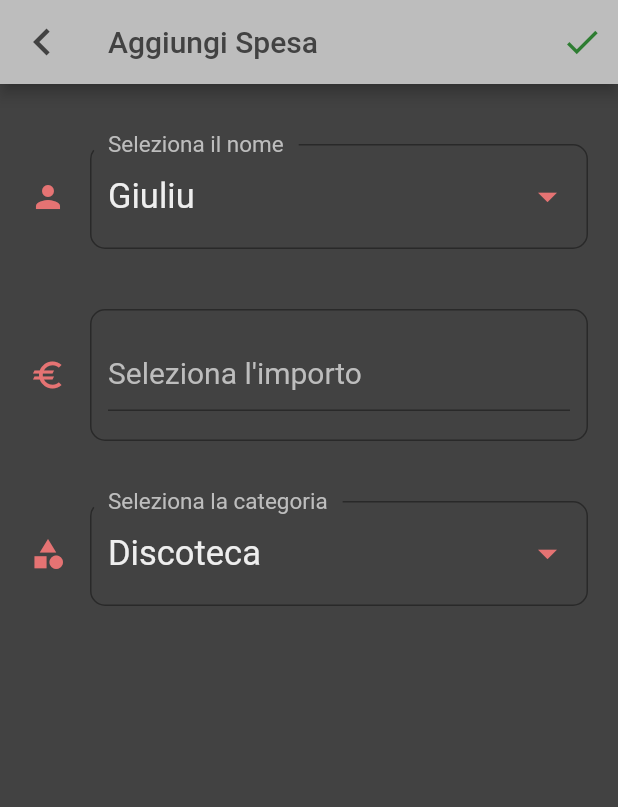
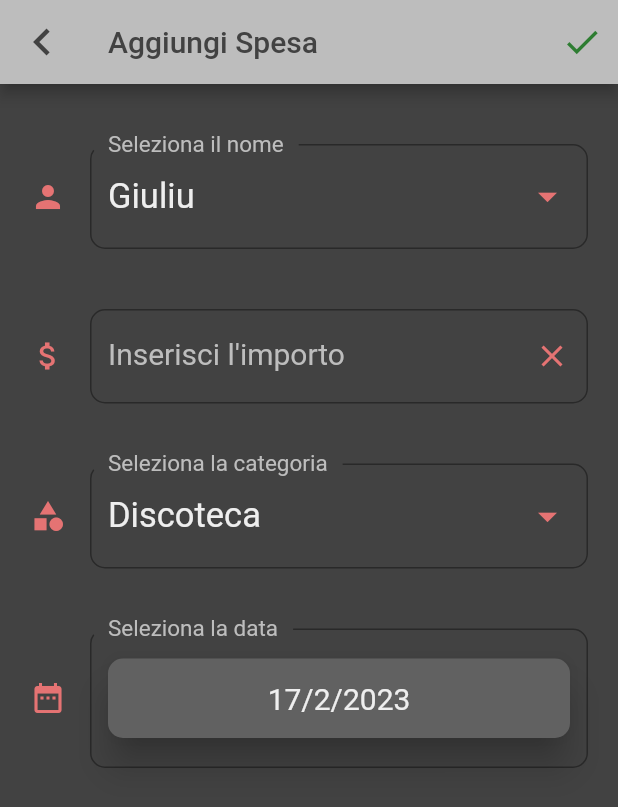
Before and after one commit to giumanuz/appspese, a Flutter app: the AddExpenseScreen screen opened by its route, on a phone screen of 412 x 824 dp. Shown: the top 807 px of the screen. Run offline on Flutter 3.47's test engine with Material 2 defaults, Android fonts, the phone set to English and light mode, and no system bars; missing offline and left inert: spinner_date_time_picker; Roboto replaces fonts that are missing (Oxygen-Regular).

Commit message:
fino a data ok

```diff
--- a/lib/pages/home/home_page.dart
+++ b/lib/pages/home/home_page.dart
@@ -16,7 +16,7 @@ class _HomePageState extends State<HomePage> {
   @override
   Widget build(BuildContext context) {
     return Column(children: [
-      TitlePageWidget('Bilancio'),
+      const TitlePageWidget('Bilancio'),
       buildPeopleList(),
       const SizedBox(
         height: 20,
--- a/lib/screens/add_expense_screen.dart
+++ b/lib/screens/add_expense_screen.dart
@@ -2,6 +2,8 @@ import 'package:appspese/common/constants.dart';
 import 'package:flutter/material.dart';
 import 'package:appspese/common/drop_down_box.dart';
 import 'package:appspese/common/personalCard.dart';
+import 'package:spinner_date_time_picker/spinner_date_time_picker.dart';
+import 'package:intl/intl.dart';
 
 class AddExpenseScreen extends StatefulWidget {
   const AddExpenseScreen({Key? key}) : super(key: key);
@@ -12,11 +14,16 @@ class AddExpenseScreen extends StatefulWidget {
 
 class _AddExpenseScreenState extends State<AddExpenseScreen> {
   String choosedFrom = esempioCards[0].name;
+  final amountString = TextEditingController();
   int amount = 0;
   String category = 'Discoteca';
+  String data = '';
+  DateTime today = DateTime.now();
 
   @override
   Widget build(BuildContext context) {
+    data = '${today.day}/${today.month}/${today.year}';
+
     return Scaffold(
       backgroundColor: Colors.grey[800],
       appBar: AppBar(
@@ -115,41 +122,7 @@ class _AddExpenseScreenState extends State<AddExpenseScreen> {
                 },
               ),
               const SizedBox(height: 40.0),
-              FormField(
-                builder: (FormFieldState state) {
-                  return InputDecorator(
-                    decoration: InputDecoration(
-                      labelText: "Seleziona l'importo",
-                      labelStyle: TextStyle(
-                        color: Colors.grey[400],
-                        fontFamily: 'Oxygen-Regular',
-                        fontSize: 20.0,
-                      ),
-                      icon: const Icon(Icons.euro, color: Color(0xFFE57373)),
-                      border: OutlineInputBorder(
-                        borderSide: BorderSide(color: Colors.grey[400]!),
-                        gapPadding: 10.0,
-                        borderRadius: BorderRadius.circular(10.0),
-                      ),
-                    ),
-                    isEmpty: amount == 0,
-                    child: TextFormField(
-                      keyboardType: TextInputType.number,
-                      onSaved: (String? value) {
-                        String valueWithoutDot = value!.replaceAll('.', '');
-                        valueWithoutDot = valueWithoutDot.replaceAll(',', '');
-                        amount = int.parse(valueWithoutDot);
-                      },
-                      validator: (String? value) {
-                        if (value == null || value.isEmpty) {
-                          return 'Inserisci un importo';
-                        }
-                        return null;
-                      },
-                    ),
-                  );
-                },
-              ),
+              addImportBox(),
               const SizedBox(height: 40.0),
               FormField(
                 builder: (FormFieldState state) {
@@ -207,10 +180,143 @@ class _AddExpenseScreenState extends State<AddExpenseScreen> {
                   );
                 },
               ),
+              const SizedBox(height: 40.0),
+              selectDateBox(context),
+              const SizedBox(height: 40.0),
             ],
           ),
         ),
       ),
     );
   }
+
+  FormField<dynamic> selectDateBox(BuildContext context) {
+    return FormField(
+      builder: (FormFieldState state) {
+        return InputDecorator(
+          decoration: InputDecoration(
+            labelText: 'Seleziona la data',
+            labelStyle: TextStyle(
+              color: Colors.grey[400],
+              fontFamily: 'Oxygen-Regular',
+              fontSize: 20.0,
+            ),
+            icon: const Icon(Icons.date_range, color: Color(0xFFE57373)),
+            border: OutlineInputBorder(
+              borderSide: BorderSide(color: Colors.grey[400]!),
+              gapPadding: 10.0,
+              borderRadius: BorderRadius.circular(10.0),
+            ),
+          ),
+          isEmpty: data == '',
+          child: ElevatedButton(
+            style: ElevatedButton.styleFrom(
+              alignment: Alignment.center,
+              backgroundColor: Colors.grey[700],
+              animationDuration: const Duration(milliseconds: 500),
+              elevation: 10.0,
+              foregroundColor: Colors.grey[200],
+              padding:
+                  const EdgeInsets.symmetric(horizontal: 20.0, vertical: 15.0),
+              textStyle: const TextStyle(
+                fontSize: 20.0,
+                fontFamily: 'Oxygen-Regular',
+              ),
+              shape: RoundedRectangleBorder(
+                borderRadius: BorderRadius.circular(10.0),
+              ),
+            ),
+            onPressed: () {
+              showDialog(
+                  context: context,
+                  builder: (context) {
+                    return Dialog(
+                      backgroundColor: Colors.grey[400],
+                      elevation: 10.0,
+                      shape: RoundedRectangleBorder(
+                        borderRadius: BorderRadius.circular(12.0),
+                      ),
+                      clipBehavior: Clip.antiAliasWithSaveLayer,
+                      insetAnimationCurve: Curves.bounceIn,
+                      insetPadding: const EdgeInsets.symmetric(vertical: 20.0),
+                      shadowColor: Colors.grey[800],
+                      child: SpinnerDateTimePicker(
+                        minimumDate: DateTime(today.year - 100, 12, 31),
+                        initialDateTime: DateTime.now(),
+                        maximumDate: DateTime.now(),
+                        didSetTime: (DateTime dateChoosen) {
+                          String giorno = dateChoosen.day.toString();
+                          String mese = dateChoosen.month.toString();
+                          String anno = dateChoosen.year.toString();
+                          setState(() {
+                            data = '$giorno/$mese/$anno';
+                            //TODO: chiedere a Valerio se e' possibile cambaire i tasti dello Spinner e come si salva la data
+                          });
+                        },
+                      ),
+                    );
+                  });
+            },
+            child: Text(data),
+          ),
+        );
+      },
+    );
+  }
+
+  TextFormField addImportBox() {
+    return TextFormField(
+      style: TextStyle(
+        color: Colors.grey[200],
+        fontFamily: 'Oxygen-Regular',
+        fontSize: 20.0,
+      ),
+      controller: amountString,
+      decoration: InputDecoration(
+        suffixIcon: IconButton(
+          onPressed: () {
+            amountString.clear();
+          },
+          icon: const Icon(Icons.clear),
+          color: Color(0xFFE57373),
+        ),
+        labelText: 'Inserisci l\'importo',
+        labelStyle: TextStyle(
+          color: Colors.grey[400],
+          fontFamily: 'Oxygen-Regular',
+          fontSize: 20.0,
+        ),
+        icon: const Icon(Icons.attach_money, color: Color(0xFFE57373)),
+        border: OutlineInputBorder(
+          borderSide: BorderSide(color: Colors.grey[400]!),
+          gapPadding: 10.0,
+          borderRadius: BorderRadius.circular(10.0),
+        ),
+      ),
+      keyboardType: TextInputType.number,
+      onSaved: (String? value) {
+        int count = 0;
+        for (int i = 0; i < value!.length; i++) {
+          if (value[i] == '.' || value[i] == ',') {
+            count = value.length - i - 1;
+            break;
+          }
+        }
+        String valueWithoutDot = value!.replaceAll('.', '');
+        valueWithoutDot = valueWithoutDot.replaceAll(',', '');
+        amount = int.parse(valueWithoutDot);
+        if (count == 1) {
+          amount *= 10;
+        } else if (count == 0) {
+          amount *= 100;
+        }
+      },
+      validator: (String? value) {
+        if (value == null || value.isEmpty) {
+          return 'Inserisci un importo'; //TODO: aggiungi messaggio di errore
+        }
+        return null;
+      },
+    );
+  }
 }
--- a/pubspec.yaml
+++ b/pubspec.yaml
@@ -39,6 +39,8 @@ dependencies:
 dev_dependencies:
   flutter_test:
     sdk: flutter
+  spinner_date_time_picker: ^0.0.8
+  intl: ^0.18.0
 
   # The "flutter_lints" package below contains a set of recommended lints to
   # encourage good coding practices. The lint set provided by the package is
```
Also changed, not shown: lib/common/drop_down_item.dart (added, +70 -0 lines), pubspec.lock.
